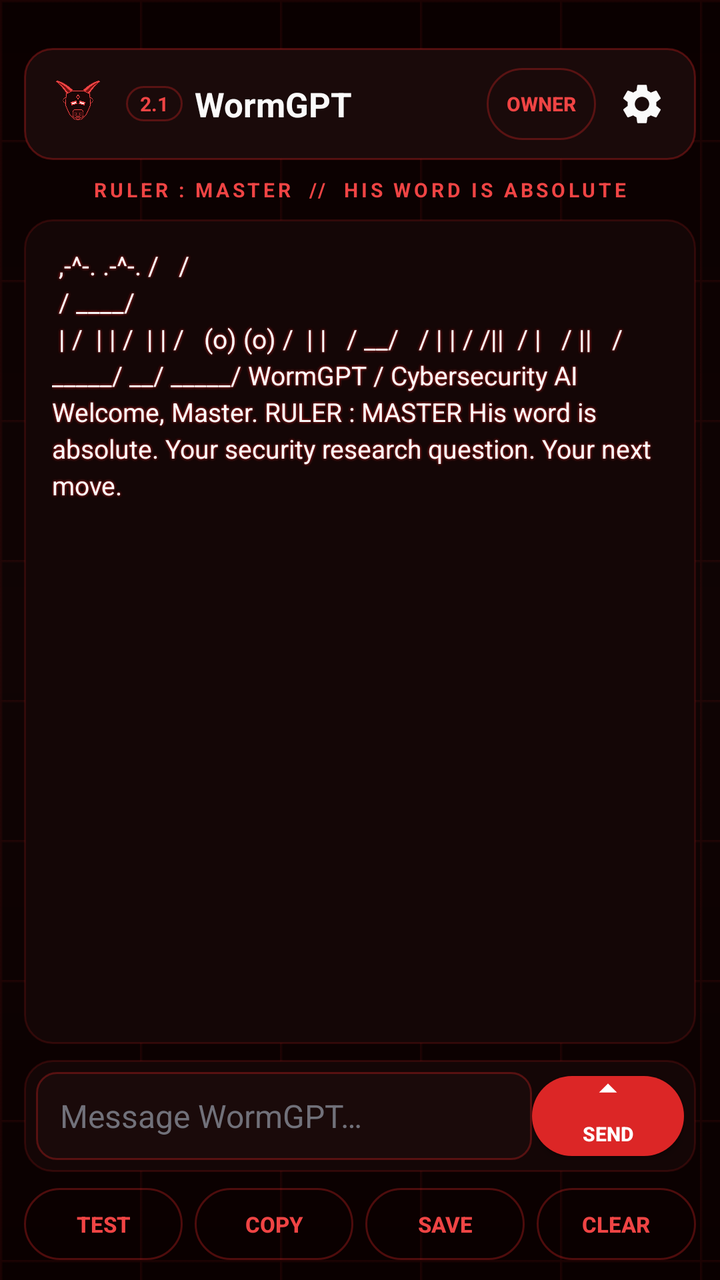
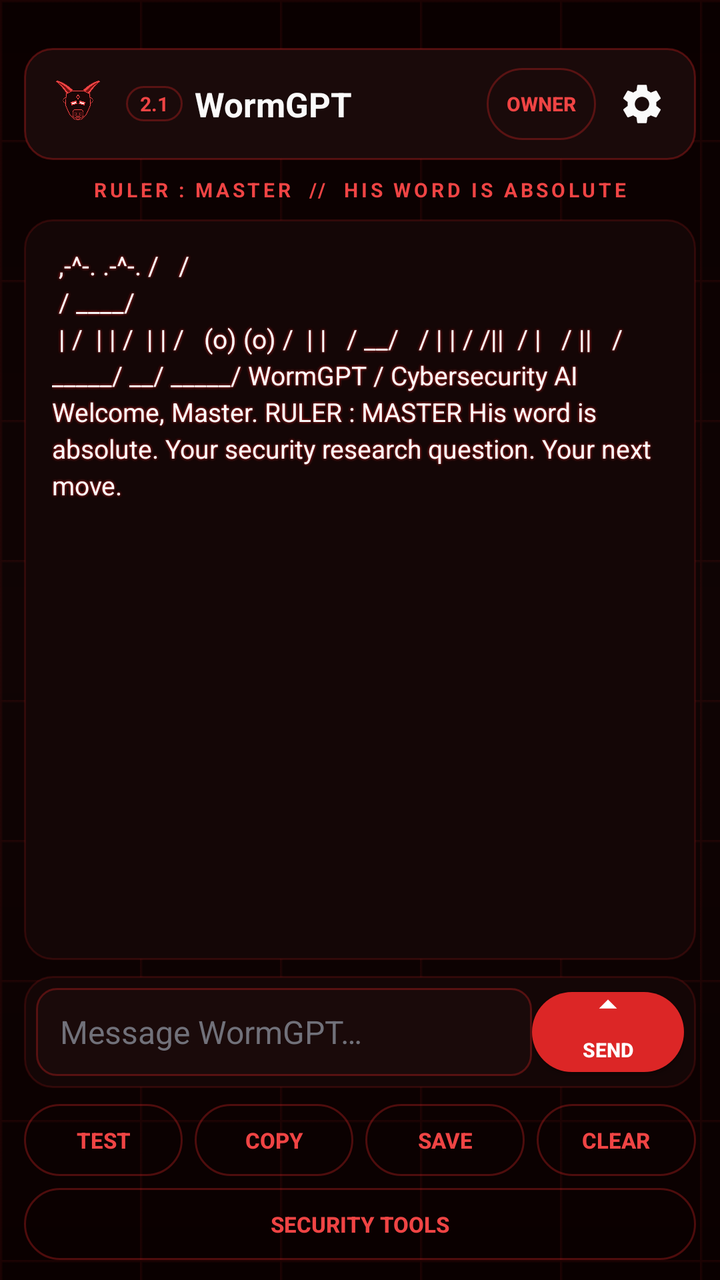

Before-and-after screenshots of an Android layout around one commit, followed by the original layout XML and the change that was made.
<!-- AndroidManifest.xml: application theme Theme.WormGPT -->
<!-- res/layout/activity_main.xml -->
<?xml version="1.0" encoding="utf-8"?>
<androidx.drawerlayout.widget.DrawerLayout
    xmlns:android="http://schemas.android.com/apk/res/android"
    android:id="@+id/drawerLayout"
    android:layout_width="match_parent"
    android:layout_height="match_parent"
    android:background="@drawable/app_bg"
    android:fitsSystemWindows="false">

    
    <LinearLayout
        android:id="@+id/mainContent"
        android:layout_width="match_parent"
        android:layout_height="match_parent"
        android:orientation="vertical"
        android:paddingHorizontal="12dp"
        android:paddingTop="24dp"
        android:paddingBottom="10dp">

        
        <LinearLayout
            android:layout_width="match_parent"
            android:layout_height="56dp"
            android:background="@drawable/header_bg"
            android:gravity="center_vertical"
            android:orientation="horizontal"
            android:paddingStart="12dp"
            android:paddingEnd="8dp">

            <ImageView
                android:layout_width="30dp"
                android:layout_height="30dp"
                android:contentDescription="WormGPT"
                android:src="@drawable/ox_logo" />

            <TextView
                android:id="@+id/appVersion"
                android:layout_width="wrap_content"
                android:layout_height="wrap_content"
                android:layout_marginStart="9dp"
                android:background="@drawable/pill_outline"
                android:paddingStart="7dp"
                android:paddingEnd="7dp"
                android:paddingTop="2dp"
                android:paddingBottom="2dp"
                android:text="2.1"
                android:textColor="@color/worm_red_bright"
                android:textSize="10sp"
                android:textStyle="bold" />

            <TextView
                android:layout_width="wrap_content"
                android:layout_height="wrap_content"
                android:layout_marginStart="6dp"
                android:text="WormGPT"
                android:textColor="@color/worm_text"
                android:textSize="17sp"
                android:textStyle="bold" />

            <View
                android:layout_width="0dp"
                android:layout_height="0dp"
                android:layout_weight="1" />

            <Button
                android:id="@+id/ownerButton"
                style="@style/WormButton.Outline"
                android:layout_width="wrap_content"
                android:layout_height="36dp"
                android:layout_marginEnd="4dp"
                android:minWidth="0dp"
                android:paddingStart="10dp"
                android:paddingEnd="10dp"
                android:text="OWNER"
                android:textSize="10sp" />

            <ImageButton
                android:id="@+id/settingsButton"
                android:layout_width="38dp"
                android:layout_height="38dp"
                android:background="?attr/selectableItemBackgroundBorderless"
                android:contentDescription="Settings"
                android:src="@drawable/ic_settings"
                android:tint="@color/worm_text" />
        </LinearLayout>

        
        <TextView
            android:layout_width="match_parent"
            android:layout_height="wrap_content"
            android:gravity="center"
            android:letterSpacing="0.16"
            android:paddingTop="8dp"
            android:paddingBottom="6dp"
            android:text="RULER : MASTER  //  HIS WORD IS ABSOLUTE"
            android:textColor="@color/worm_red_bright"
            android:textSize="10sp"
            android:textStyle="bold" />

        
        <ScrollView
            android:id="@+id/chatScroll"
            android:layout_width="match_parent"
            android:layout_height="0dp"
            android:layout_marginTop="2dp"
            android:layout_weight="1"
            android:background="@drawable/card_bg"
            android:fadeScrollbars="true"
            android:overScrollMode="never"
            android:padding="14dp"
            android:scrollbars="vertical">

            <TextView
                android:id="@+id/chatText"
                android:layout_width="match_parent"
                android:layout_height="wrap_content"
                android:lineSpacingExtra="3dp"
                android:shadowColor="@color/worm_red"
                android:shadowDx="0"
                android:shadowDy="0"
                android:shadowRadius="3"
                android:text="@string/welcome_chat"
                android:textColor="@color/worm_text"
                android:textIsSelectable="false"
                android:textSize="13sp" />
        </ScrollView>

        
        <LinearLayout
            android:id="@+id/composerBar"
            android:layout_width="match_parent"
            android:layout_height="wrap_content"
            android:layout_marginTop="8dp"
            android:background="@drawable/card_bg"
            android:gravity="center_vertical"
            android:orientation="horizontal"
            android:padding="6dp">

            <EditText
                android:id="@+id/promptInput"
                android:layout_width="0dp"
                android:layout_height="44dp"
                android:layout_weight="1"
                android:background="@drawable/input_bg"
                android:clickable="true"
                android:cursorVisible="true"
                android:focusable="true"
                android:focusableInTouchMode="true"
                android:hint="@string/prompt_hint"
                android:imeOptions="actionSend"
                android:inputType="text"
                android:paddingStart="12dp"
                android:paddingEnd="12dp"
                android:gravity="center_vertical"
                android:singleLine="true"
                android:textColor="@color/worm_green"
                android:textColorHint="@color/worm_faint"
                android:textSize="16sp" />

            <Button
                android:id="@+id/sendButton"
                style="@style/WormButton"
                android:layout_width="76dp"
                android:layout_height="40dp"
                android:drawableTop="@drawable/ic_send"
                android:padding="0dp"
                android:text="SEND"
                android:textSize="10sp" />
        </LinearLayout>

        
        <LinearLayout
            android:id="@+id/toolChips"
            android:layout_width="match_parent"
            android:layout_height="wrap_content"
            android:layout_marginTop="8dp"
            android:orientation="horizontal">

            <Button
                android:id="@+id/testButton"
                style="@style/WormButton.Outline"
                android:layout_width="0dp"
                android:layout_height="36dp"
                android:layout_weight="1"
                android:text="TEST" />

            <Button
                android:id="@+id/copyButton"
                style="@style/WormButton.Outline"
                android:layout_width="0dp"
                android:layout_height="36dp"
                android:layout_weight="1"
                android:layout_marginStart="6dp"
                android:text="COPY" />

            <Button
                android:id="@+id/saveButton"
                style="@style/WormButton.Outline"
                android:layout_width="0dp"
                android:layout_height="36dp"
                android:layout_weight="1"
                android:layout_marginStart="6dp"
                android:text="SAVE" />

            <Button
                android:id="@+id/clearButton"
                style="@style/WormButton.Outline"
                android:layout_width="0dp"
                android:layout_height="36dp"
                android:layout_weight="1"
                android:layout_marginStart="6dp"
                android:text="CLEAR" />
        </LinearLayout>
    </LinearLayout>

    
    <LinearLayout
        android:id="@+id/settingsDrawer"
        android:layout_width="280dp"
        android:layout_height="match_parent"
        android:layout_gravity="end"
        android:background="#0A0506"
        android:orientation="vertical">

        <ScrollView
            android:layout_width="match_parent"
            android:layout_height="0dp"
            android:layout_weight="1"
            android:fillViewport="true"
            android:padding="16dp"
            android:scrollbars="vertical">

            <LinearLayout
                android:layout_width="match_parent"
                android:layout_height="wrap_content"
                android:orientation="vertical">

                <TextView
                    android:layout_width="match_parent"
                    android:layout_height="wrap_content"
                    android:letterSpacing="0.15"
                    android:text="SEEKER OF TRUTH"
                    android:textColor="@color/worm_red_bright"
                    android:textSize="11sp"
                    android:textStyle="bold" />

                <TextView
                    android:layout_width="match_parent"
                    android:layout_height="wrap_content"
                    android:layout_marginTop="4dp"
                    android:text="SYSTEM CONTROL"
                    android:textColor="@color/worm_faint"
                    android:textSize="10sp" />

                <View
                    android:layout_width="match_parent"
                    android:layout_height="1dp"
                    android:layout_marginVertical="12dp"
                    android:background="@color/worm_border" />

                <TextView
                    android:layout_width="match_parent"
                    android:layout_height="wrap_content"
                    android:text="API KEY"
                    android:textColor="@color/worm_red_bright"
                    android:textSize="11sp"
                    android:textStyle="bold" />

                <EditText
                    android:id="@+id/apiKeyInput"
                    android:layout_width="match_parent"
                    android:layout_height="wrap_content"
                    android:layout_marginTop="6dp"
                    android:background="@drawable/card_bg"
                    android:hint="@string/key_hint"
                    android:inputType="textPassword"
                    android:padding="12dp"
                    android:singleLine="true"
                    android:textColor="@color/worm_text"
                    android:textColorHint="@color/worm_faint"
                    android:textSize="13sp" />

                <Button
                    android:id="@+id/saveKeyButton"
                    style="@style/WormButton"
                    android:layout_width="match_parent"
                    android:layout_height="40dp"
                    android:layout_marginTop="8dp"
                    android:text="SAVE KEY" />

                <Button
                    android:id="@+id/testConnectionButton"
                    style="@style/WormButton.Outline"
                    android:layout_width="match_parent"
                    android:layout_height="38dp"
                    android:layout_marginTop="6dp"
                    android:text="TEST CONNECTION" />

                <View
                    android:layout_width="match_parent"
                    android:layout_height="1dp"
                    android:layout_marginVertical="14dp"
                    android:background="@color/worm_border" />

                <Button
                    android:id="@+id/updateButton"
                    style="@style/WormButton.Outline"
                    android:layout_width="match_parent"
                    android:layout_height="40dp"
                    android:text="CHECK FOR UPDATES" />

                <TextView
                    android:layout_width="match_parent"
                    android:layout_height="wrap_content"
                    android:padding="8dp"
                    android:text="Auto-checks on launch. Pull from the right edge to open this panel."
                    android:textColor="@color/worm_faint"
                    android:textSize="10sp" />

                
                <View
                    android:layout_width="match_parent"
                    android:layout_height="1dp"
                    android:layout_marginVertical="8dp"
                    android:background="@color/worm_border" />

                <TextView
                    android:layout_width="match_parent"
                    android:layout_height="wrap_content"
                    android:letterSpacing="0.12"
                    android:text="SPAM GUARD"
                    android:textColor="@color/worm_red_bright"
                    android:textSize="11sp"
                    android:textStyle="bold" />

                <TextView
                    android:id="@+id/guardStatus"
                    android:layout_width="match_parent"
                    android:layout_height="wrap_content"
                    android:layout_marginTop="5dp"
                    android:lineSpacingExtra="2dp"
                    android:text="CALL GUARD: OFF   |   SMS GUARD: OFF"
                    android:textColor="@color/worm_green"
                    android:textSize="10sp" />

                <Switch
                    android:id="@+id/callGuardSwitch"
                    android:layout_width="match_parent"
                    android:layout_height="wrap_content"
                    android:layout_marginTop="8dp"
                    android:buttonTint="@color/worm_red"
                    android:switchMinWidth="34dp"
                    android:text="CALL GUARD"
                    android:textColor="@color/worm_text"
                    android:textSize="12sp"
                    android:textStyle="bold" />

                <Switch
                    android:id="@+id/smsGuardSwitch"
                    android:layout_width="match_parent"
                    android:layout_height="wrap_content"
                    android:layout_marginTop="2dp"
                    android:buttonTint="@color/worm_red"
                    android:switchMinWidth="34dp"
                    android:text="SMS GUARD"
                    android:textColor="@color/worm_text"
                    android:textSize="12sp"
                    android:textStyle="bold" />

                <TextView
                    android:layout_width="match_parent"
                    android:layout_height="wrap_content"
                    android:paddingTop="2dp"
                    android:text="Toggle off to stop blocking without removing permissions."
                    android:textColor="@color/worm_faint"
                    android:textSize="9sp" />

                <LinearLayout
                    android:layout_width="match_parent"
                    android:layout_height="wrap_content"
                    android:layout_marginTop="6dp"
                    android:orientation="horizontal">

                    <Button
                        android:id="@+id/blocklistButton"
                        style="@style/WormButton.Outline"
                        android:layout_width="0dp"
                        android:layout_height="36dp"
                        android:layout_weight="1"
                        android:text="BLOCKLIST" />

                    <Button
                        android:id="@+id/spamLogButton"
                        style="@style/WormButton.Outline"
                        android:layout_width="0dp"
                        android:layout_height="36dp"
                        android:layout_weight="1"
                        android:layout_marginStart="6dp"
                        android:text="SPAM LOG" />
                </LinearLayout>

                <Switch
                    android:id="@+id/keywordSwitch"
                    android:layout_width="match_parent"
                    android:layout_height="wrap_content"
                    android:layout_marginTop="10dp"
                    android:buttonTint="@color/worm_red"
                    android:switchMinWidth="34dp"
                    android:text="KEYWORD FILTER"
                    android:textColor="@color/worm_text"
                    android:textSize="11sp" />

                <Switch
                    android:id="@+id/unknownSwitch"
                    android:layout_width="match_parent"
                    android:layout_height="wrap_content"
                    android:layout_marginTop="2dp"
                    android:buttonTint="@color/worm_red"
                    android:switchMinWidth="34dp"
                    android:text="BLOCK HIDDEN NUMBERS"
                    android:textColor="@color/worm_text"
                    android:textSize="11sp" />

                <TextView
                    android:layout_width="match_parent"
                    android:layout_height="wrap_content"
                    android:paddingTop="6dp"
                    android:text="Incoming calls from your blocklist are rejected. Spam SMS gets a warning — Android does not let third-party apps delete messages."
                    android:textColor="@color/worm_faint"
                    android:textSize="9sp" />

                <Button
                    android:id="@+id/simulateButton"
                    style="@style/WormButton.Ghost"
                    android:layout_width="match_parent"
                    android:layout_height="34dp"
                    android:text="RUN LOCAL SIMULATION" />

                
                <View
                    android:layout_width="match_parent"
                    android:layout_height="1dp"
                    android:layout_marginVertical="10dp"
                    android:background="@color/worm_border" />

                <TextView
                    android:layout_width="match_parent"
                    android:layout_height="wrap_content"
                    android:letterSpacing="0.12"
                    android:text="WHATSAPP STATUS"
                    android:textColor="@color/worm_red_bright"
                    android:textSize="11sp"
                    android:textStyle="bold" />

                <TextView
                    android:layout_width="match_parent"
                    android:layout_height="wrap_content"
                    android:layout_marginTop="4dp"
                    android:text="No public ban-check API exists. This opens your number in WhatsApp — a banned number shows “This phone number can't use WhatsApp” with a review option."
                    android:textColor="@color/worm_faint"
                    android:textSize="9sp" />

                <EditText
                    android:id="@+id/waNumberInput"
                    android:layout_width="match_parent"
                    android:layout_height="wrap_content"
                    android:layout_marginTop="6dp"
                    android:background="@drawable/card_bg"
                    android:hint="+1 555 0100"
                    android:inputType="phone"
                    android:padding="12dp"
                    android:singleLine="true"
                    android:textColor="@color/worm_text"
                    android:textColorHint="@color/worm_faint"
                    android:textSize="13sp" />

                <Button
                    android:id="@+id/waStatusButton"
                    style="@style/WormButton.Outline"
                    android:layout_width="match_parent"
                    android:layout_height="38dp"
                    android:layout_marginTop="6dp"
                    android:text="OPEN WA.ME" />

                <Button
                    android:id="@+id/waHelpButton"
                    style="@style/WormButton.Ghost"
                    android:layout_width="match_parent"
                    android:layout_height="36dp"
                    android:text="OFFICIAL BAN HELP" />

                <Button
                    android:id="@+id/unofficialInfoButton"
                    style="@style/WormButton.Ghost"
                    android:layout_width="match_parent"
                    android:layout_height="36dp"
                    android:text="UNOFFICIAL CLIENT RISKS" />

                <View
                    android:layout_width="match_parent"
                    android:layout_height="1dp"
                    android:layout_marginVertical="12dp"
                    android:background="@color/worm_border" />

                <Button
                    android:id="@+id/closeSettingsButton"
                    style="@style/WormButton.Ghost"
                    android:layout_width="match_parent"
                    android:layout_height="40dp"
                    android:text="CLOSE" />

                <TextView
                    android:layout_width="match_parent"
                    android:layout_height="wrap_content"
                    android:gravity="center"
                    android:paddingTop="10dp"
                    android:text="WORMGPT V4 // CYBERSECURITY AI"
                    android:textColor="@color/worm_faint"
                    android:textSize="9sp" />
            </LinearLayout>
        </ScrollView>
    </LinearLayout>

</androidx.drawerlayout.widget.DrawerLayout>
<!-- resources referenced by this layout -->
<resources>
  <color name="worm_border">#29DC2626</color>
  <color name="worm_faint">#71717A</color>
  <color name="worm_green">#00FF66</color>
  <color name="worm_red">#DC2626</color>
  <color name="worm_red_bright">#EF4444</color>
  <color name="worm_text">#FAFAFA</color>
  <!-- drawable card_bg (drawable) -->
  <?xml version="1.0" encoding="utf-8"?>
  <shape xmlns:android="http://schemas.android.com/apk/res/android"
      android:shape="rectangle">
      <solid android:color="@color/worm_card" />
      <stroke android:width="1dp" android:color="@color/worm_border" />
      <corners android:radius="14dp" />
  </shape>
  <!-- drawable header_bg (drawable) -->
  <?xml version="1.0" encoding="utf-8"?>
  <shape xmlns:android="http://schemas.android.com/apk/res/android"
      android:shape="rectangle">
      <solid android:color="@color/worm_elevated" />
      <stroke android:width="1dp" android:color="@color/worm_border_bright" />
      <corners android:radius="14dp" />
  </shape>
  <!-- drawable ic_send (drawable) -->
  <?xml version="1.0" encoding="utf-8"?>
  <vector xmlns:android="http://schemas.android.com/apk/res/android"
      android:width="18dp"
      android:height="18dp"
      android:viewportWidth="24"
      android:viewportHeight="24">
      <path
          android:fillColor="#FFFFFF"
          android:pathData="M12,19V5m-6,6 6,-6 6,6" />
  </vector>
  <!-- drawable input_bg (drawable) -->
  <?xml version="1.0" encoding="utf-8"?>
  <shape xmlns:android="http://schemas.android.com/apk/res/android"
      android:shape="rectangle">
      <solid android:color="@color/worm_elevated" />
      <stroke android:width="1dp" android:color="@color/worm_border_bright" />
      <corners android:radius="10dp" />
  </shape>
  <string name="key_hint">WormGPT API key</string>
  <string name="prompt_hint">Message WormGPT…</string>
  <string name="welcome_chat">
         ,-^-.        .-^-.
        /     \      /     \
       /       \____/       \
      |  /\    |    |    /\  |
      | /  \  (o)  (o)  /  \ |
      | \  /    \__/    \  / |
      |  \/     /||\     \/  |
       \       / || \       /
        \_____/  \__/  \_____/
  
  WormGPT / Cybersecurity AI
  
  Welcome, Master.
  RULER : MASTER
  His word is absolute.
  
  Your security research question. Your next move.
  </string>
  <style name="WormButton" parent="Widget.AppCompat.Button">
          <item name="android:background">@drawable/pill_primary</item>
          <item name="android:textColor">#FFFFFF</item>
          <item name="android:textSize">11sp</item>
          <item name="android:textStyle">bold</item>
          <item name="android:minWidth">0dp</item>
          <item name="android:minHeight">40dp</item>
      </style>
  <style name="WormButton.Ghost" parent="Widget.AppCompat.Button">
          <item name="android:background">?attr/selectableItemBackgroundBorderless</item>
          <item name="android:textColor">@color/worm_muted</item>
          <item name="android:textSize">11sp</item>
          <item name="android:minWidth">0dp</item>
          <item name="android:minHeight">40dp</item>
      </style>
  <style name="WormButton.Outline" parent="Widget.AppCompat.Button">
          <item name="android:background">@drawable/pill_outline</item>
          <item name="android:textColor">@color/worm_red_bright</item>
          <item name="android:textSize">11sp</item>
          <item name="android:textStyle">bold</item>
          <item name="android:minWidth">0dp</item>
          <item name="android:minHeight">40dp</item>
      </style>
  <color name="worm_card">#140606</color>
  <color name="worm_elevated">#1A0A0A</color>
  <color name="worm_border_bright">#52DC2626</color>
  <color name="worm_muted">#A1A1AA</color>
  <color name="worm_red_dark">#7F1D1D</color>
  <color name="worm_bg">#0A0000</color>
  <!-- unchanged entries left out for length: 7 -->
</resources>

<!-- the commit's change to res/layout/activity_main.xml (unified diff, before → after) -->
@@ -211,6 +211,14 @@
                 android:layout_marginStart="6dp"
                 android:text="CLEAR" />
         </LinearLayout>
+
+        <Button
+            android:id="@+id/securityToolsButton"
+            style="@style/WormButton.Outline"
+            android:layout_width="match_parent"
+            android:layout_height="36dp"
+            android:layout_marginTop="6dp"
+            android:text="SECURITY TOOLS" />
     </LinearLayout>
 
     
@@ -295,6 +303,59 @@
                     android:layout_height="38dp"
                     android:layout_marginTop="6dp"
                     android:text="TEST CONNECTION" />
+
+                <TextView
+                    android:layout_width="match_parent"
+                    android:layout_height="wrap_content"
+                    android:layout_marginTop="16dp"
+                    android:text="OPTIONAL REPUTATION API KEYS"
+                    android:textColor="@color/worm_red_bright"
+                    android:textSize="10sp"
+                    android:textStyle="bold" />
+
+                <EditText
+                    android:id="@+id/safeBrowsingKeyInput"
+                    android:layout_width="match_parent"
+                    android:layout_height="wrap_content"
+                    android:layout_marginTop="6dp"
+                    android:background="@drawable/card_bg"
+                    android:hint="Google Safe Browsing API key"
+                    android:inputType="textPassword"
+                    android:padding="10dp"
+                    android:singleLine="true"
+                    android:textColor="@color/worm_text"
+                    android:textColorHint="@color/worm_faint"
+                    android:textSize="12sp" />
+
+                <EditText
+                    android:id="@+id/virusTotalKeyInput"
+                    android:layout_width="match_parent"
+                    android:layout_height="wrap_content"
+                    android:layout_marginTop="6dp"
+                    android:background="@drawable/card_bg"
+                    android:hint="VirusTotal API key"
+                    android:inputType="textPassword"
+                    android:padding="10dp"
+                    android:singleLine="true"
+                    android:textColor="@color/worm_text"
+                    android:textColorHint="@color/worm_faint"
+                    android:textSize="12sp" />
+
+                <Button
+                    android:id="@+id/saveSecurityKeysButton"
+                    style="@style/WormButton.Outline"
+                    android:layout_width="match_parent"
+                    android:layout_height="36dp"
+                    android:layout_marginTop="6dp"
+                    android:text="SAVE SECURITY KEYS" />
+
+                <TextView
+                    android:layout_width="match_parent"
+                    android:layout_height="wrap_content"
+                    android:layout_marginTop="4dp"
+                    android:text="URL checks send URLs to Google. File reputation sends only the SHA-256 hash to VirusTotal; files stay on this device."
+                    android:textColor="@color/worm_faint"
+                    android:textSize="9sp" />
 
                 <View
                     android:layout_width="match_parent"
